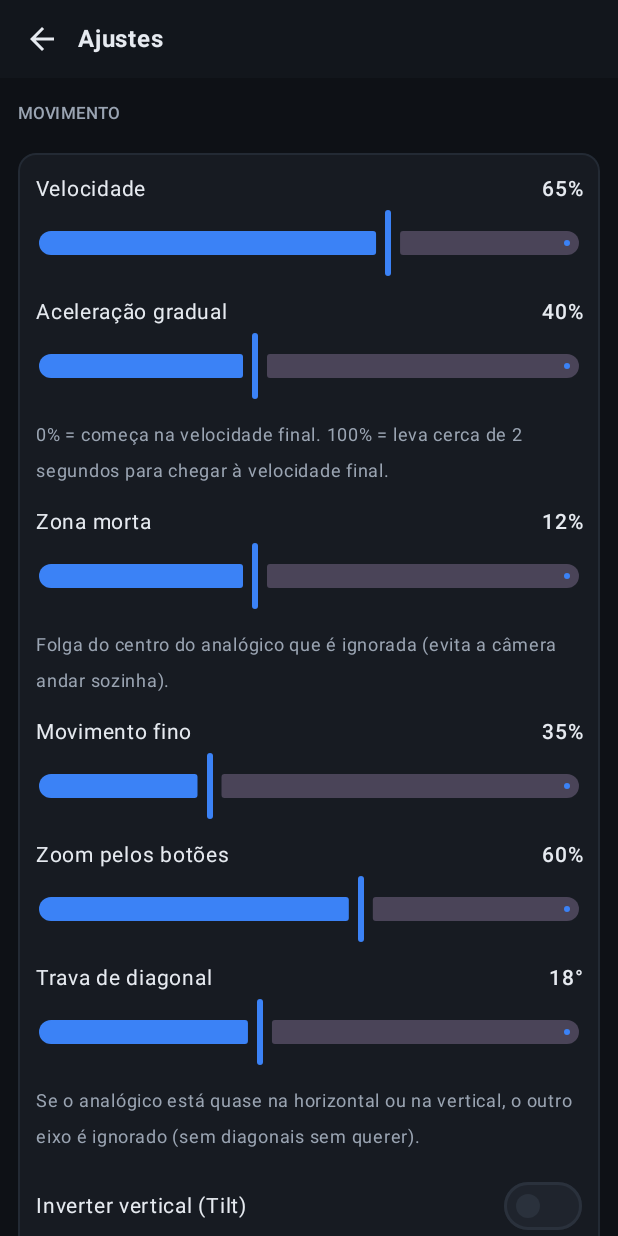
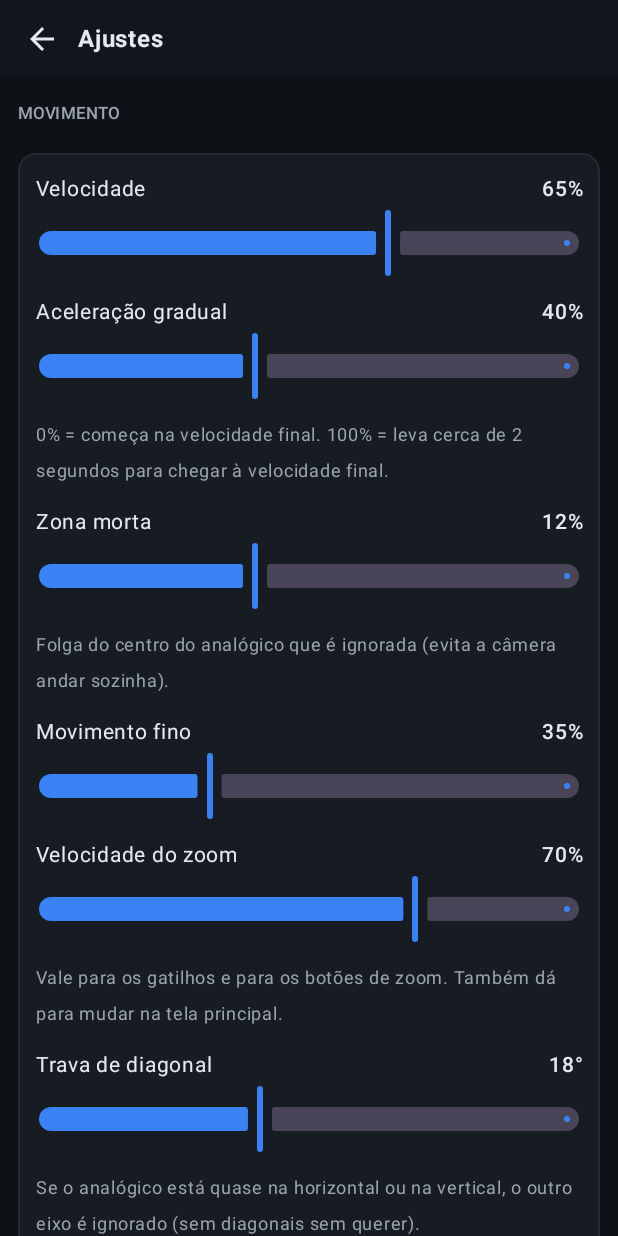
Before and after one commit to eleonardop/ptz-android, an Android app built with Jetpack Compose: the screen it shows after launch (MainActivity), after a tap on "Ajustes", on a phone screen of 412 x 824 dp. Run offline under Robolectric (Android 15) with nearby library versions, the phone set to English and light mode, and no system bars.

Commit message:
Setas separadas do joystick, velocidade do zoom na tela e Pan/Tilt mais lento com zoom alto
- Setas fora do círculo do joystick; o joystick só responde a toques dentro dele.
- Velocidade do zoom (1% a 100%) na tela principal e nos ajustes, para gatilhos e botões.
- O app consulta a posição do zoom (VISCA 04 47) e reduz o Pan/Tilt conforme o zoom
  aumenta; redução ajustável, calibração do zoom máximo e indicador na tela.
- Novos testes.

Co-Authored-By: Claude Opus 5.5 <noreply@anthropic.com>
Claude-Session: https://claude.ai/code/session_01ChsCtzzmh5WTSWCfHnyMZx

```diff
--- a/app/src/main/java/com/ptzstudio/android/Engine.kt
+++ b/app/src/main/java/com/ptzstudio/android/Engine.kt
@@ -22,6 +22,7 @@ import com.ptzstudio.android.core.PadState
 import com.ptzstudio.android.core.PtzController
 import com.ptzstudio.android.core.SettingsCodec
 import com.ptzstudio.android.core.ViscaCommands
+import com.ptzstudio.android.core.ViscaReplies
 import com.ptzstudio.android.core.ViscaUdpClient
 import com.ptzstudio.android.core.WsDiscovery
 import kotlinx.coroutines.Dispatchers
@@ -85,7 +86,20 @@ class Engine(private val context: Context) {
     @Volatile private var connectedAt = 0L
     @Volatile private var foreground = true
 
-    private val client = ViscaUdpClient { lastReplyAt = SystemClock.elapsedRealtime() }
+    private val _zoomLevel = MutableStateFlow<Double?>(null)
+    /** Zoom atual de 0 (afastado) a 1 (todo aproximado), lido da câmera. Nulo = a câmera não informou. */
+    val zoomLevel: StateFlow<Double?> = _zoomLevel.asStateFlow()
+
+    @Volatile private var rawZoom: Int? = null
+    @Volatile private var lastZoomReplyAt = 0L
+    @Volatile private var lastZoomPollMs = 0L
+    @Volatile private var zoomFastUntil = 0L
+    private var prevSentZoom = 0
+
+    private val client = ViscaUdpClient { data ->
+        lastReplyAt = SystemClock.elapsedRealtime()
+        ViscaReplies.zoomPosition(data)?.let { onZoomPosition(it) }
+    }
     val controller = PtzController(client)
     private val mapping = MappingEngine(controller) { a -> main.post { runAction(a) } }
 
@@ -134,6 +148,7 @@ class Engine(private val context: Context) {
             lastTickNs = nowNs
             val nowMs = SystemClock.elapsedRealtime()
             controller.tick(dt, nowMs)
+            pollZoom(nowMs)
             if (foreground && nowMs - lastHealthMs >= HEALTH_INTERVAL_MS) {
                 lastHealthMs = nowMs
                 health(nowMs)
@@ -157,6 +172,54 @@ class Engine(private val context: Context) {
         }
     }
 
+    /**
+     * Pergunta a posição do zoom à câmera: 4 vezes por segundo enquanto o zoom anda (e logo depois),
+     * e a cada 1,5 s parado. A resposta ajusta a redução automática do Pan/Tilt.
+     */
+    private fun pollZoom(nowMs: Long) {
+        val cam = _settings.value.selectedCamera ?: return
+        if (!foreground || cam.ip.isBlank()) return
+        val zoomNow = controller.lastSentZoom
+        if (zoomNow == 0 && prevSentZoom != 0) zoomFastUntil = nowMs + 1500
+        prevSentZoom = zoomNow
+        val interval = if (zoomNow != 0 || nowMs < zoomFastUntil) 250L else 1500L
+        if (nowMs - lastZoomPollMs >= interval) {
+            lastZoomPollMs = nowMs
+            client.send(ViscaCommands.zoomPositionInquiry(cam.viscaAddress))
+        }
+        if (lastZoomReplyAt != 0L && nowMs - lastZoomReplyAt > ZOOM_STALE_MS) {
+            lastZoomReplyAt = 0L
+            rawZoom = null
+            controller.zoomLevel = null
+            _zoomLevel.value = null
+        }
+    }
+
+    private fun onZoomPosition(pos: Int) {
+        lastZoomReplyAt = SystemClock.elapsedRealtime()
+        rawZoom = pos
+        val max = _settings.value.motion.zoomMaxPosition.coerceAtLeast(1)
+        if (pos > max) {
+            // A câmera foi além do máximo conhecido: aprende o novo máximo.
+            main.post { val m = _settings.value.motion; if (pos > m.zoomMaxPosition) setMotion(m.copy(zoomMaxPosition = pos)) }
+        }
+        val level = (pos.toDouble() / max).coerceIn(0.0, 1.0)
+        controller.zoomLevel = level
+        _zoomLevel.value = level
+    }
+
+    /** Grava a posição atual do zoom como "zoom máximo" (usar com o zoom todo aproximado). */
+    fun calibrateZoomMax(): Boolean {
+        val pos = rawZoom
+        if (pos == null || pos < 256) {
+            say("A câmera não informou a posição do zoom")
+            return false
+        }
+        setMotion(_settings.value.motion.copy(zoomMaxPosition = pos))
+        say("Zoom máximo calibrado")
+        return true
+    }
+
     private fun applyCamera(reconnect: Boolean) {
         val cam = _settings.value.selectedCamera
         if (cam == null || cam.ip.isBlank()) {
@@ -172,6 +235,10 @@ class Engine(private val context: Context) {
             connectedAt = SystemClock.elapsedRealtime()
             lastReplyAt = 0L
             lastHealthMs = 0L
+            lastZoomReplyAt = 0L
+            rawZoom = null
+            controller.zoomLevel = null
+            _zoomLevel.value = null
             _link.value = LinkState.CONNECTING
         }
     }
@@ -249,6 +316,7 @@ class Engine(private val context: Context) {
 
     fun recallPreset(n: Int) {
         controller.sendOnce(ViscaCommands.presetRecall(address, n))
+        zoomFastUntil = SystemClock.elapsedRealtime() + 8000
         say("${presetName(n)}")
     }
 
@@ -259,6 +327,7 @@ class Engine(private val context: Context) {
 
     fun home() {
         controller.sendOnce(ViscaCommands.home(address))
+        zoomFastUntil = SystemClock.elapsedRealtime() + 8000
         say("Home")
     }
 
@@ -461,6 +530,7 @@ class Engine(private val context: Context) {
         private const val KEY_SETTINGS = "settings"
         private const val HEALTH_INTERVAL_MS = 2000L
         private const val REPLY_WINDOW_MS = 5000L
+        private const val ZOOM_STALE_MS = 5000L
         const val DETECT_STICK = 0.8
         const val DETECT_TRIGGER = 0.6
     }
--- a/app/src/main/java/com/ptzstudio/android/core/PtzController.kt
+++ b/app/src/main/java/com/ptzstudio/android/core/PtzController.kt
@@ -28,8 +28,14 @@ data class MotionConfig(
     val deadzonePercent: Int = 12,
     /** Força do "movimento fino", em % da inclinação. */
     val finePercent: Int = 35,
-    /** Velocidade do zoom pelos botões (não pelos gatilhos), em %. */
-    val zoomButtonPercent: Int = 60,
+    /** Velocidade do zoom (gatilhos e botões), 1% a 100% da velocidade máxima da câmera. */
+    val zoomSpeedPercent: Int = 70,
+    /** Reduz o Pan/Tilt automaticamente quando o zoom aumenta. */
+    val zoomSlowdownEnabled: Boolean = true,
+    /** Quanto o Pan/Tilt é reduzido com o zoom no máximo (0% a 95%). */
+    val zoomSlowdownPercent: Int = 80,
+    /** Valor que a câmera informa com o zoom todo aproximado (calibrável). */
+    val zoomMaxPosition: Int = 16384,
     val invertPan: Boolean = false,
     val invertTilt: Boolean = false,
     /** Trava de diagonal: abaixo deste ângulo o eixo secundário é ignorado (0 = desligada). */
@@ -40,9 +46,22 @@ data class MotionConfig(
         rampPercent = rampPercent.coerceIn(0, 100),
         deadzonePercent = deadzonePercent.coerceIn(0, 50),
         finePercent = finePercent.coerceIn(5, 100),
-        zoomButtonPercent = zoomButtonPercent.coerceIn(1, 100),
+        zoomSpeedPercent = zoomSpeedPercent.coerceIn(1, 100),
+        zoomSlowdownPercent = zoomSlowdownPercent.coerceIn(0, 95),
+        zoomMaxPosition = zoomMaxPosition.coerceIn(256, 0xFFFF),
         diagonalLockDeg = diagonalLockDeg.coerceIn(0, 44),
     )
+
+    /**
+     * Quanto sobra da velocidade de Pan/Tilt para um zoom de 0 (afastado) a 1 (todo aproximado).
+     * A redução cresce mais no fim do zoom, onde a imagem fica mais sensível.
+     */
+    fun zoomSlowdownFactor(zoom: Double?): Double {
+        if (!zoomSlowdownEnabled || zoom == null) return 1.0
+        val z = zoom.coerceIn(0.0, 1.0)
+        val r = zoomSlowdownPercent.coerceIn(0, 95) / 100.0
+        return 1.0 - r * Math.pow(z, 1.5)
+    }
 
     /** Segundos para ir do repouso à velocidade máxima. */
     val rampSeconds: Double get() = rampPercent.coerceIn(0, 100) / 100.0 * 2.0
@@ -61,6 +80,9 @@ data class MotionConfig(
 class PtzController(private val sender: PacketSender) {
     @Volatile var limits: CameraLimits = CameraLimits()
     @Volatile var config: MotionConfig = MotionConfig()
+
+    /** Posição atual do zoom, de 0 (afastado) a 1 (todo aproximado); nulo = desconhecida (sem redução). */
+    @Volatile var zoomLevel: Double? = null
 
     private val lock = Any()
 
@@ -194,7 +216,7 @@ class PtzController(private val sender: PacketSender) {
         if (cfg.invertTilt) y = -y
 
         // 2) Velocidade-alvo com curva e rampa.
-        val scale = cfg.speedPercent / 100.0
+        val scale = cfg.speedPercent / 100.0 * cfg.zoomSlowdownFactor(zoomLevel)
         val panMax = (lim.maxPan.coerceIn(1, ViscaCommands.MAX_PAN_SPEED) * scale).coerceAtLeast(1.0)
         val tiltMax = (lim.maxTilt.coerceIn(1, ViscaCommands.MAX_TILT_SPEED) * scale).coerceAtLeast(1.0)
         val ramp = cfg.rampSeconds
@@ -212,9 +234,10 @@ class PtzController(private val sender: PacketSender) {
         // 3) Zoom: pressão do gatilho -> velocidade (linear, sem rampa: soltar para na hora).
         var z = analogZoom
         val btnZoom = (padZoom + screenZoom).coerceIn(-1, 1)
-        if (btnZoom != 0) z = btnZoom * cfg.zoomButtonPercent / 100.0
+        if (btnZoom != 0) z = btnZoom.toDouble()
         z = AxisMath.deadzone(z.coerceIn(-1.0, 1.0), 0.05)
-        val zoomMax = lim.maxZoom.coerceIn(1, ViscaCommands.MAX_ZOOM_SPEED)
+        val cameraZoomMax = lim.maxZoom.coerceIn(1, ViscaCommands.MAX_ZOOM_SPEED)
+        val zoomMax = (cameraZoomMax * cfg.zoomSpeedPercent / 100.0).roundToInt().coerceIn(1, cameraZoomMax)
         val zoomSpeed = if (z == 0.0) 0 else sign(z).toInt() * (1 + ((zoomMax - 1) * abs(z)).roundToInt()).coerceIn(1, zoomMax)
 
         applyPanTilt(lim, toInt(p, lim.maxPan), toInt(t, lim.maxTilt), nowMs)
--- a/app/src/main/java/com/ptzstudio/android/ui/ControlScreen.kt
+++ b/app/src/main/java/com/ptzstudio/android/ui/ControlScreen.kt
@@ -20,7 +20,6 @@ import androidx.compose.foundation.layout.height
 import androidx.compose.foundation.layout.padding
 import androidx.compose.foundation.layout.size
 import androidx.compose.foundation.layout.width
-import androidx.compose.foundation.layout.wrapContentSize
 import androidx.compose.foundation.rememberScrollState
 import androidx.compose.foundation.shape.RoundedCornerShape
 import androidx.compose.foundation.verticalScroll
@@ -42,7 +41,6 @@ import androidx.compose.material3.TextButton
 import androidx.compose.runtime.Composable
 import androidx.compose.runtime.collectAsState
 import androidx.compose.runtime.getValue
-import androidx.compose.runtime.mutableFloatStateOf
 import androidx.compose.runtime.mutableStateOf
 import androidx.compose.runtime.remember
 import androidx.compose.runtime.setValue
@@ -107,14 +105,16 @@ fun ControlScreen(engine: Engine, onCameras: () -> Unit, onSettings: () -> Unit)
                     Column(Modifier.weight(1.15f).fillMaxHeight(), verticalArrangement = Arrangement.spacedBy(10.dp)) {
                         video(Modifier.fillMaxWidth().weight(1f))
                         PresetRow(settings, engine, onEdit = { editPreset = it })
+                        QuickButtons(engine)
                     }
                     Column(
                         Modifier.weight(1f).fillMaxHeight().verticalScroll(rememberScrollState()),
                         verticalArrangement = Arrangement.spacedBy(10.dp),
                     ) {
-                        JoystickAndZoom(engine, joystickSize = min(200f, boxH.value * 0.52f).dp)
+                        JoystickAndZoom(engine, joystickSize = min(220f, boxH.value * 0.56f).dp)
                         SpeedSlider(engine, settings)
-                        QuickButtons(engine)
+                        ZoomSpeedSlider(engine, settings)
+                        ZoomInfo(engine, settings)
                     }
                 }
             } else {
@@ -123,8 +123,10 @@ fun ControlScreen(engine: Engine, onCameras: () -> Unit, onSettings: () -> Unit)
                     verticalArrangement = Arrangement.spacedBy(12.dp),
                 ) {
                     video(Modifier.fillMaxWidth().aspectRatio(16f / 9f))
-                    JoystickAndZoom(engine, joystickSize = min(240f, boxW.value * 0.62f).dp)
+                    JoystickAndZoom(engine, joystickSize = min(260f, boxW.value * 0.66f).dp)
                     SpeedSlider(engine, settings)
+                    ZoomSpeedSlider(engine, settings)
+                    ZoomInfo(engine, settings)
                     SectionTitle("Posições salvas")
                     PresetGrid(settings, engine, onEdit = { editPreset = it })
                     QuickButtons(engine)
@@ -229,29 +231,48 @@ private fun JoystickAndZoom(engine: Engine, joystickSize: Dp) {
 
 /**
  * Joystick da tela: arraste o círculo azul. A velocidade acompanha a distância do centro (movimento gradual).
- * As setas nas bordas movem enquanto estão apertadas.
+ * As setas ficam FORA do círculo, com espaço entre elas: tocar numa seta nunca puxa o joystick,
+ * e o joystick só responde a toques que começam dentro do círculo.
  */
 @Composable
 private fun VirtualJoystick(engine: Engine, size: Dp) {
+    val arrow = maxOf(size * 0.24f, 44.dp)
+    val gap = 6.dp
+    val stick = size - arrow * 2 - gap * 2
+    Box(Modifier.size(size)) {
+        JoystickCircle(engine, Modifier.align(Alignment.Center).size(stick))
+        ArrowHold(Icons.Default.KeyboardArrowUp, "Para cima", Modifier.align(Alignment.TopCenter).size(arrow),
+            { engine.setScreenPanTilt(0, 1) }, { engine.setScreenPanTilt(0, 0) })
+        ArrowHold(Icons.Default.KeyboardArrowDown, "Para baixo", Modifier.align(Alignment.BottomCenter).size(arrow),
+            { engine.setScreenPanTilt(0, -1) }, { engine.setScreenPanTilt(0, 0) })
+        ArrowHold(Icons.Default.KeyboardArrowLeft, "Para a esquerda", Modifier.align(Alignment.CenterStart).size(arrow),
+            { engine.setScreenPanTilt(-1, 0) }, { engine.setScreenPanTilt(0, 0) })
+        ArrowHold(Icons.Default.KeyboardArrowRight, "Para a direita", Modifier.align(Alignment.CenterEnd).size(arrow),
+            { engine.setScreenPanTilt(1, 0) }, { engine.setScreenPanTilt(0, 0) })
+    }
+}
+
+@Composable
+private fun JoystickCircle(engine: Engine, modifier: Modifier) {
     var knob by remember { mutableStateOf(Offset.Zero) }
-    var radiusPx by remember { mutableFloatStateOf(1f) }
-    Box(Modifier.size(size)) {
     Canvas(
-            Modifier
-                .fillMaxSize()
+        modifier
             .semantics { contentDescription = "Joystick: arraste para mover a câmera" }
             .pointerInput(Unit) {
                 awaitEachGesture {
                     val down = awaitFirstDown()
                     val center = Offset(this.size.width / 2f, this.size.height / 2f)
-                        val r = min(this.size.width, this.size.height) / 2f * 0.72f
-                        radiusPx = r
+                    val outer = min(this.size.width, this.size.height) / 2f
+                    val dist = down.position - center
+                    // Toque fora do círculo (nos cantos): ignorado.
+                    if (hypot(dist.x, dist.y) <= outer) {
+                        val travel = outer * 0.75f
                         fun update(p: Offset) {
                             var d = p - center
                             val len = hypot(d.x, d.y)
-                            if (len > r) d = d * (r / len)
+                            if (len > travel) d = d * (travel / len)
                             knob = d
-                            engine.setVirtualStick((d.x / r).toDouble(), (-d.y / r).toDouble())
+                            engine.setVirtualStick((d.x / travel).toDouble(), (-d.y / travel).toDouble())
                         }
                         update(down.position)
                         down.consume()
@@ -265,63 +286,65 @@ private fun VirtualJoystick(engine: Engine, size: Dp) {
                         knob = Offset.Zero
                         engine.setVirtualStick(0.0, 0.0)
                     }
+                }
             },
     ) {
         val c = Offset(this.size.width / 2f, this.size.height / 2f)
         val outer = min(this.size.width, this.size.height) / 2f
         drawCircle(Color(0xFF151A21), outer, c)
         drawCircle(Palette.Border, outer, c, style = Stroke(1.dp.toPx()))
-            drawCircle(Palette.Line, outer * 0.72f, c, style = Stroke(1.dp.toPx()))
-            val knobR = outer * 0.33f
+        drawCircle(Palette.Line, outer * 0.75f, c, style = Stroke(1.dp.toPx()))
+        val knobR = outer * 0.36f
         drawCircle(Palette.AccentDim, knobR + 4.dp.toPx(), c + knob)
         drawCircle(Palette.Accent, knobR, c + knob)
-        }
-        val arrow = size * 0.22f
-        ArrowHold(Icons.Default.KeyboardArrowUp, "Para cima", Modifier.align(Alignment.TopCenter), arrow,
-            { engine.setScreenPanTilt(0, 1) }, { engine.setScreenPanTilt(0, 0) })
-        ArrowHold(Icons.Default.KeyboardArrowDown, "Para baixo", Modifier.align(Alignment.BottomCenter), arrow,
-            { engine.setScreenPanTilt(0, -1) }, { engine.setScreenPanTilt(0, 0) })
-        ArrowHold(Icons.Default.KeyboardArrowLeft, "Para a esquerda", Modifier.align(Alignment.CenterStart), arrow,
-            { engine.setScreenPanTilt(-1, 0) }, { engine.setScreenPanTilt(0, 0) })
-        ArrowHold(Icons.Default.KeyboardArrowRight, "Para a direita", Modifier.align(Alignment.CenterEnd), arrow,
-            { engine.setScreenPanTilt(1, 0) }, { engine.setScreenPanTilt(0, 0) })
     }
 }
 
 @Composable
-private fun ArrowHold(icon: ImageVector, label: String, modifier: Modifier, size: Dp, onDown: () -> Unit, onUp: () -> Unit) {
-    var pressed by remember { mutableStateOf(false) }
-    Box(
-        modifier
-            .size(maxOf(size, 44.dp))
-            .wrapContentSize()
-            .semantics { contentDescription = label }
-            .pointerInput(Unit) {
-                detectTapGestures(onPress = {
-                    pressed = true
-                    onDown()
-                    try { tryAwaitRelease() } finally { pressed = false; onUp() }
-                })
-            },
-        contentAlignment = Alignment.Center,
-    ) {
-        Icon(icon, contentDescription = null, tint = if (pressed) Palette.AccentText else Palette.Muted, modifier = Modifier.size(30.dp))
+private fun ArrowHold(icon: ImageVector, label: String, modifier: Modifier, onDown: () -> Unit, onUp: () -> Unit) {
+    HoldButton(label, onDown, onUp, modifier) {
+        Icon(icon, contentDescription = null, tint = Palette.Text, modifier = Modifier.size(28.dp))
     }
 }
 
 @Composable
 private fun SpeedSlider(engine: Engine, settings: AppSettings) {
     val m = settings.motion
+    PercentRow("Velocidade", m.speedPercent) { engine.setMotion(m.copy(speedPercent = it)) }
+}
+
+@Composable
+private fun ZoomSpeedSlider(engine: Engine, settings: AppSettings) {
+    val m = settings.motion
+    PercentRow("Zoom", m.zoomSpeedPercent) { engine.setMotion(m.copy(zoomSpeedPercent = it)) }
+}
+
+/** Mostra o zoom atual e quanto o Pan/Tilt foi reduzido por causa dele. */
+@Composable
+private fun ZoomInfo(engine: Engine, settings: AppSettings) {
+    val zoom by engine.zoomLevel.collectAsState()
+    val m = settings.motion
+    val z = zoom
+    val text = when {
+        z == null -> "Zoom: a câmera não informou a posição (Pan/Tilt sem redução automática)"
+        !m.zoomSlowdownEnabled -> "Zoom ${(z * 100).toInt()}%"
+        else -> "Zoom ${(z * 100).toInt()}% · Pan/Tilt a ${(m.zoomSlowdownFactor(z) * 100).toInt()}% da velocidade"
+    }
+    Text(text, color = if (z == null) Palette.Muted else Palette.Soft, fontSize = 12.sp)
+}
+
+@Composable
+private fun PercentRow(label: String, value: Int, onChange: (Int) -> Unit) {
     Row(verticalAlignment = Alignment.CenterVertically, horizontalArrangement = Arrangement.spacedBy(8.dp)) {
-        Text("Velocidade", color = Palette.Muted, fontSize = 13.sp, modifier = Modifier.width(82.dp))
+        Text(label, color = Palette.Muted, fontSize = 13.sp, modifier = Modifier.width(82.dp))
         Slider(
-            value = m.speedPercent.toFloat(),
-            onValueChange = { engine.setMotion(m.copy(speedPercent = it.toInt())) },
+            value = value.toFloat(),
+            onValueChange = { onChange(it.toInt().coerceIn(1, 100)) },
             valueRange = 1f..100f,
-            modifier = Modifier.weight(1f),
+            modifier = Modifier.weight(1f).height(36.dp),
             colors = SliderDefaults.colors(thumbColor = Palette.AccentBright, activeTrackColor = Palette.AccentBright),
         )
-        Text("${m.speedPercent}%", color = Palette.Text, fontSize = 14.sp, fontWeight = FontWeight.SemiBold, modifier = Modifier.width(44.dp), textAlign = TextAlign.End)
+        Text("$value%", color = Palette.Text, fontSize = 14.sp, fontWeight = FontWeight.SemiBold, modifier = Modifier.width(44.dp), textAlign = TextAlign.End)
     }
 }
 
--- a/app/src/main/java/com/ptzstudio/android/ui/SettingsScreen.kt
+++ b/app/src/main/java/com/ptzstudio/android/ui/SettingsScreen.kt
@@ -32,6 +32,7 @@ import com.ptzstudio.android.core.MotionConfig
 fun SettingsScreen(engine: Engine, onBack: () -> Unit, onMapping: () -> Unit) {
     val settings by engine.settings.collectAsState()
     val gamepad by engine.gamepad.collectAsState()
+    val zoom by engine.zoomLevel.collectAsState()
     val m = settings.motion
     fun set(new: MotionConfig) = engine.setMotion(new)
 
@@ -49,11 +50,33 @@ fun SettingsScreen(engine: Engine, onBack: () -> Unit, onMapping: () -> Unit) {
                 PercentSlider("Zona morta", m.deadzonePercent, 0..30) { set(m.copy(deadzonePercent = it)) }
                 Hint("Folga do centro do analógico que é ignorada (evita a câmera andar sozinha).")
                 PercentSlider("Movimento fino", m.finePercent, 5..100) { set(m.copy(finePercent = it)) }
-                PercentSlider("Zoom pelos botões", m.zoomButtonPercent, 1..100) { set(m.copy(zoomButtonPercent = it)) }
+                PercentSlider("Velocidade do zoom", m.zoomSpeedPercent, 1..100) { set(m.copy(zoomSpeedPercent = it)) }
+                Hint("Vale para os gatilhos e para os botões de zoom. Também dá para mudar na tela principal.")
                 PercentSlider("Trava de diagonal", m.diagonalLockDeg, 0..44, unit = "°") { set(m.copy(diagonalLockDeg = it)) }
                 Hint("Se o analógico está quase na horizontal ou na vertical, o outro eixo é ignorado (sem diagonais sem querer).")
                 SwitchRow("Inverter vertical (Tilt)", m.invertTilt) { set(m.copy(invertTilt = it)) }
                 SwitchRow("Inverter horizontal (Pan)", m.invertPan) { set(m.copy(invertPan = it)) }
+            }
+
+            SectionTitle("Pan/Tilt mais lento com zoom alto")
+            Panel(Modifier.fillMaxWidth()) {
+                SwitchRow("Reduzir a velocidade conforme o zoom aumenta", m.zoomSlowdownEnabled) { set(m.copy(zoomSlowdownEnabled = it)) }
+                PercentSlider("Redução com o zoom no máximo", m.zoomSlowdownPercent, 0..95) { set(m.copy(zoomSlowdownPercent = it)) }
+                Hint(
+                    "Ex.: 80% = com o zoom todo aproximado, o Pan/Tilt anda a 20% da velocidade. A redução começa leve e " +
+                        "aumenta mais no fim do zoom. O app pergunta a posição do zoom à câmera várias vezes por segundo.",
+                )
+                Text(
+                    when (val z = zoom) {
+                        null -> "Zoom agora: a câmera não informou a posição. Sem essa informação a redução fica desligada."
+                        else -> "Zoom agora: ${(z * 100).toInt()}% · Pan/Tilt a ${(m.zoomSlowdownFactor(z) * 100).toInt()}% da velocidade"
+                    },
+                    color = Palette.Soft, fontSize = 13.sp,
+                )
+                PadTile("Calibrar: o zoom está todo aproximado agora", Modifier.fillMaxWidth()) {
+                    engine.calibrateZoomMax()
+                }
+                Hint("Use se o zoom nunca chega a 100%: aproxime o zoom até o fim e toque no botão acima.")
             }
 
             SectionTitle("Vídeo ao vivo")
```
Also changed, not shown: app/src/main/java/com/ptzstudio/android/core/Settings.kt (+8 -2 lines), app/src/main/java/com/ptzstudio/android/core/Visca.kt (+24 -0 lines), 5 other files. Lines whose indentation alone changed are shown as unchanged.
